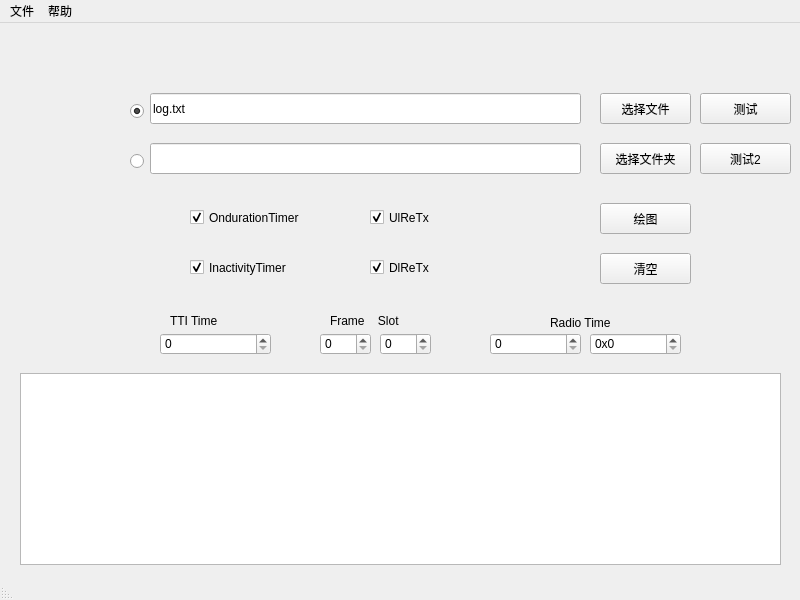
GitUser004/hello-world, file Drx/DrxGUI.ui: the form before one commit.
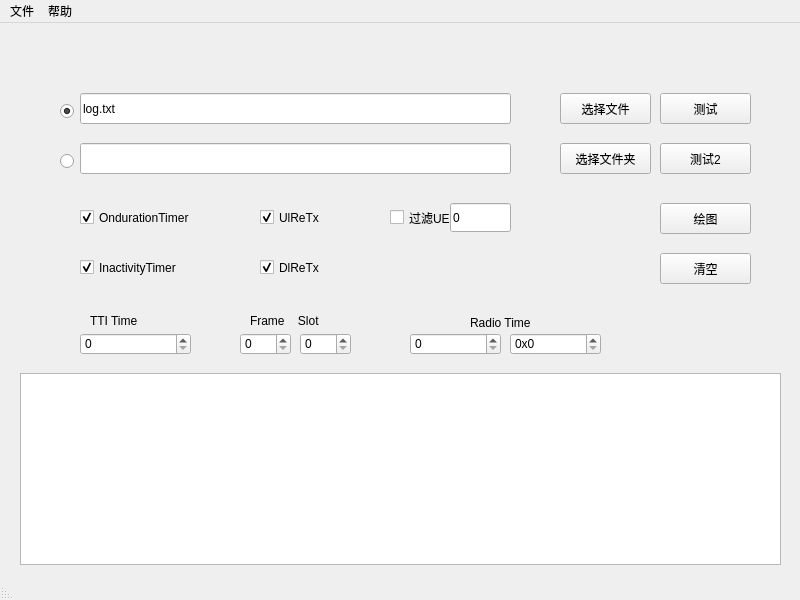
The form after the commit.

The edit to the form file:
```diff
--- a/Drx/DrxGUI.ui
+++ b/Drx/DrxGUI.ui
@@ -29,7 +29,7 @@
    <widget class="QLineEdit" name="lineEdit_fileName">
     <property name="geometry">
      <rect>
-      <x>150</x>
+      <x>80</x>
       <y>70</y>
       <width>431</width>
       <height>31</height>
@@ -42,7 +42,7 @@
    <widget class="QPushButton" name="pushButton_chooseFile">
     <property name="geometry">
      <rect>
-      <x>600</x>
+      <x>560</x>
       <y>70</y>
       <width>91</width>
       <height>31</height>
@@ -55,7 +55,7 @@
    <widget class="QPushButton" name="pushButton_chooseDir">
     <property name="geometry">
      <rect>
-      <x>600</x>
+      <x>560</x>
       <y>120</y>
       <width>91</width>
       <height>31</height>
@@ -68,7 +68,7 @@
    <widget class="QLineEdit" name="lineEdit_DirName">
     <property name="geometry">
      <rect>
-      <x>150</x>
+      <x>80</x>
       <y>120</y>
       <width>431</width>
       <height>31</height>
@@ -78,7 +78,7 @@
    <widget class="QPushButton" name="pushButton_draw">
     <property name="geometry">
      <rect>
-      <x>600</x>
+      <x>660</x>
       <y>180</y>
       <width>91</width>
       <height>31</height>
@@ -91,7 +91,7 @@
    <widget class="QPushButton" name="pushButton_draw_clear">
     <property name="geometry">
      <rect>
-      <x>600</x>
+      <x>660</x>
       <y>230</y>
       <width>91</width>
       <height>31</height>
@@ -104,7 +104,7 @@
    <widget class="QCheckBox" name="checkBox_onduration">
     <property name="geometry">
      <rect>
-      <x>190</x>
+      <x>80</x>
       <y>180</y>
       <width>151</width>
       <height>29</height>
@@ -120,7 +120,7 @@
    <widget class="QCheckBox" name="checkBox_Inactivity">
     <property name="geometry">
      <rect>
-      <x>190</x>
+      <x>80</x>
       <y>230</y>
       <width>151</width>
       <height>29</height>
@@ -136,7 +136,7 @@
    <widget class="QPushButton" name="pushButton_test">
     <property name="geometry">
      <rect>
-      <x>700</x>
+      <x>660</x>
       <y>70</y>
       <width>91</width>
       <height>31</height>
@@ -149,7 +149,7 @@
    <widget class="QRadioButton" name="radioButton_choseFile">
     <property name="geometry">
      <rect>
-      <x>130</x>
+      <x>60</x>
       <y>80</y>
       <width>16</width>
       <height>16</height>
@@ -165,7 +165,7 @@
    <widget class="QRadioButton" name="radioButton_choseDir">
     <property name="geometry">
      <rect>
-      <x>130</x>
+      <x>60</x>
       <y>130</y>
       <width>16</width>
       <height>16</height>
@@ -178,7 +178,7 @@
    <widget class="QLabel" name="label_TtiTime">
     <property name="geometry">
      <rect>
-      <x>170</x>
+      <x>90</x>
       <y>290</y>
       <width>91</width>
       <height>16</height>
@@ -191,7 +191,7 @@
    <widget class="QLabel" name="label_FrameSlot">
     <property name="geometry">
      <rect>
-      <x>330</x>
+      <x>250</x>
       <y>290</y>
       <width>91</width>
       <height>16</height>
@@ -204,7 +204,7 @@
    <widget class="QLabel" name="label_RadioTime">
     <property name="geometry">
      <rect>
-      <x>550</x>
+      <x>470</x>
       <y>290</y>
       <width>81</width>
       <height>20</height>
@@ -217,7 +217,7 @@
    <widget class="QSpinBox" name="spinBox_TtiTime">
     <property name="geometry">
      <rect>
-      <x>160</x>
+      <x>80</x>
       <y>310</y>
       <width>111</width>
       <height>22</height>
@@ -230,7 +230,7 @@
    <widget class="QSpinBox" name="spinBox_Frame">
     <property name="geometry">
      <rect>
-      <x>320</x>
+      <x>240</x>
       <y>310</y>
       <width>51</width>
       <height>22</height>
@@ -243,7 +243,7 @@
    <widget class="QSpinBox" name="spinBox_Slot">
     <property name="geometry">
      <rect>
-      <x>380</x>
+      <x>300</x>
       <y>310</y>
       <width>51</width>
       <height>22</height>
@@ -256,7 +256,7 @@
    <widget class="QSpinBox" name="spinBox_RadioTime">
     <property name="geometry">
      <rect>
-      <x>490</x>
+      <x>410</x>
       <y>310</y>
       <width>91</width>
       <height>22</height>
@@ -278,9 +278,9 @@
    <widget class="QCheckBox" name="checkBox_UlReTx">
     <property name="geometry">
      <rect>
-      <x>370</x>
+      <x>260</x>
       <y>180</y>
-      <width>151</width>
+      <width>71</width>
       <height>29</height>
      </rect>
     </property>
@@ -294,9 +294,9 @@
    <widget class="QCheckBox" name="checkBox_DlReTx">
     <property name="geometry">
      <rect>
-      <x>370</x>
+      <x>260</x>
       <y>230</y>
-      <width>151</width>
+      <width>61</width>
       <height>29</height>
      </rect>
     </property>
@@ -326,7 +326,7 @@
    <widget class="QSpinBox" name="spinBox_RadioTime_hex">
     <property name="geometry">
      <rect>
-      <x>590</x>
+      <x>510</x>
       <y>310</y>
       <width>91</width>
       <height>22</height>
@@ -348,7 +348,7 @@
    <widget class="QPushButton" name="pushButton_test_2">
     <property name="geometry">
      <rect>
-      <x>700</x>
+      <x>660</x>
       <y>120</y>
       <width>91</width>
       <height>31</height>
@@ -358,6 +358,35 @@
      <string>测试2</string>
     </property>
    </widget>
+   <widget class="QCheckBox" name="checkBox_FilterUe">
+    <property name="geometry">
+     <rect>
+      <x>390</x>
+      <y>180</y>
+      <width>61</width>
+      <height>29</height>
+     </rect>
+    </property>
+    <property name="text">
+     <string>过滤UE</string>
+    </property>
+    <property name="checked">
+     <bool>false</bool>
+    </property>
+   </widget>
+   <widget class="QLineEdit" name="lineEdit_FilterUeId">
+    <property name="geometry">
+     <rect>
+      <x>450</x>
+      <y>180</y>
+      <width>61</width>
+      <height>29</height>
+     </rect>
+    </property>
+    <property name="text">
+     <string>0</string>
+    </property>
+   </widget>
   </widget>
   <widget class="QMenuBar" name="menubar">
    <property name="geometry">
```
